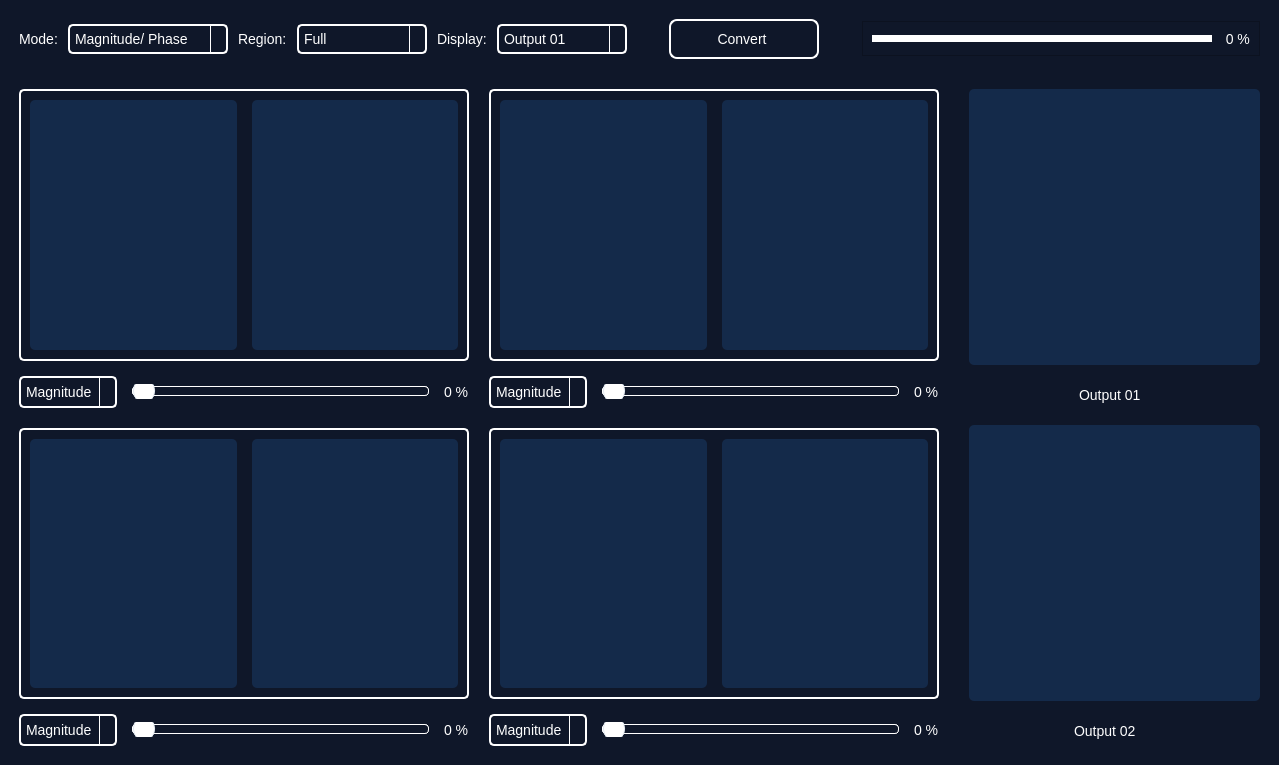
This is main.ui in Mostafaali3/PhaseMediX-Image-Mixer-with-Fourier-Transform as Qt 5 draws it before an edit. The edited form follows.
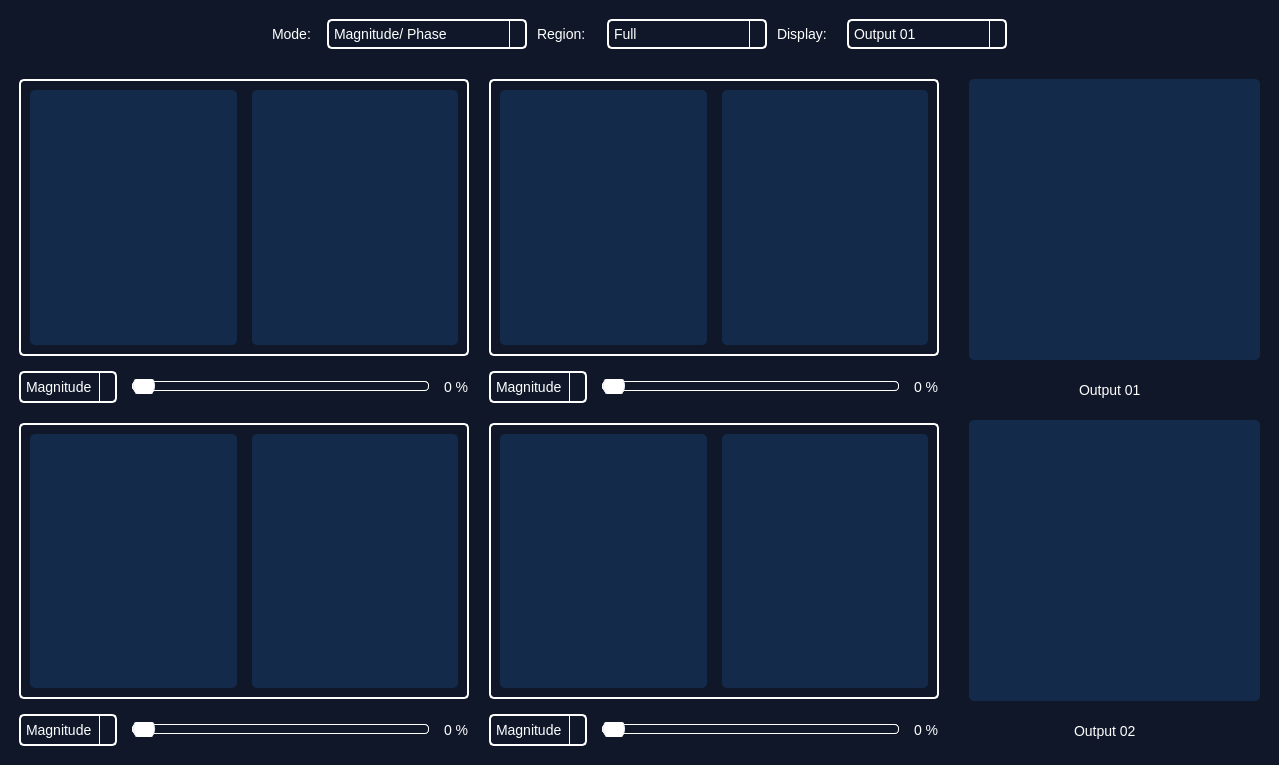
This is the edited form. Icons and pictures are not drawn.

```diff
--- a/main.ui
+++ b/main.ui
@@ -1317,145 +1317,6 @@
           </item>
          </layout>
         </item>
-        <item>
-         <spacer name="horizontalSpacer">
-          <property name="orientation">
-           <enum>Qt::Horizontal</enum>
-          </property>
-          <property name="sizeHint" stdset="0">
-           <size>
-            <width>40</width>
-            <height>20</height>
-           </size>
-          </property>
-         </spacer>
-        </item>
-        <item>
-         <widget class="QPushButton" name="convertButton">
-          <property name="sizePolicy">
-           <sizepolicy hsizetype="Expanding" vsizetype="Fixed">
-            <horstretch>0</horstretch>
-            <verstretch>0</verstretch>
-           </sizepolicy>
-          </property>
-          <property name="minimumSize">
-           <size>
-            <width>150</width>
-            <height>0</height>
-           </size>
-          </property>
-          <property name="maximumSize">
-           <size>
-            <width>500</width>
-            <height>40</height>
-           </size>
-          </property>
-          <property name="layoutDirection">
-           <enum>Qt::RightToLeft</enum>
-          </property>
-          <property name="styleSheet">
-           <string notr="true">    border: 2px solid #ffffff;   /* White border */
-</string>
-          </property>
-          <property name="text">
-           <string>Convert </string>
-          </property>
-          <property name="icon">
-           <iconset resource="icons_setup/icons.qrc">
-            <normaloff>:/icons_setup/icons/convert.png</normaloff>:/icons_setup/icons/convert.png</iconset>
-          </property>
-          <property name="iconSize">
-           <size>
-            <width>16</width>
-            <height>16</height>
-           </size>
-          </property>
-         </widget>
-        </item>
-        <item>
-         <spacer name="horizontalSpacer_2">
-          <property name="orientation">
-           <enum>Qt::Horizontal</enum>
-          </property>
-          <property name="sizeHint" stdset="0">
-           <size>
-            <width>40</width>
-            <height>20</height>
-           </size>
-          </property>
-         </spacer>
-        </item>
-        <item>
-         <layout class="QHBoxLayout" name="horizontalLayout_7">
-          <item>
-           <widget class="QFrame" name="loadingParent">
-            <property name="maximumSize">
-             <size>
-              <width>16777215</width>
-              <height>35</height>
-             </size>
-            </property>
-            <property name="frameShape">
-             <enum>QFrame::StyledPanel</enum>
-            </property>
-            <property name="frameShadow">
-             <enum>QFrame::Raised</enum>
-            </property>
-            <layout class="QHBoxLayout" name="horizontalLayout_24">
-             <item>
-              <widget class="QFrame" name="loadingFrame">
-               <property name="sizePolicy">
-                <sizepolicy hsizetype="Expanding" vsizetype="Preferred">
-                 <horstretch>0</horstretch>
-                 <verstretch>0</verstretch>
-                </sizepolicy>
-               </property>
-               <property name="minimumSize">
-                <size>
-                 <width>340</width>
-                 <height>0</height>
-                </size>
-               </property>
-               <property name="maximumSize">
-                <size>
-                 <width>500</width>
-                 <height>7</height>
-                </size>
-               </property>
-               <property name="styleSheet">
-                <string notr="true">*{
-background-color: #ffffff;
-border-radius: 10px;
-}
-
-</string>
-               </property>
-               <property name="frameShape">
-                <enum>QFrame::StyledPanel</enum>
-               </property>
-               <property name="frameShadow">
-                <enum>QFrame::Raised</enum>
-               </property>
-              </widget>
-             </item>
-             <item>
-              <widget class="QLabel" name="convertingLoading">
-               <property name="maximumSize">
-                <size>
-                 <width>50</width>
-                 <height>30</height>
-                </size>
-               </property>
-               <property name="text">
-                <string>  0 %</string>
-               </property>
-              </widget>
-             </item>
-            </layout>
-           </widget>
-          </item>
-         </layout>
-        </item>
        </layout>
       </item>
      </layout>
```
